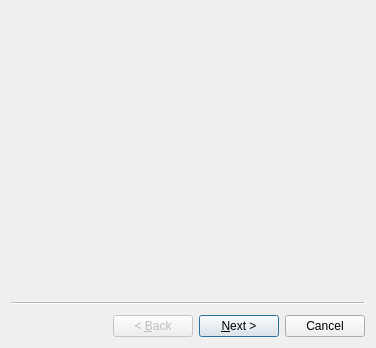
First picture: the form in newproject.ui, repository KDE/plasma-sdk, before the edit.
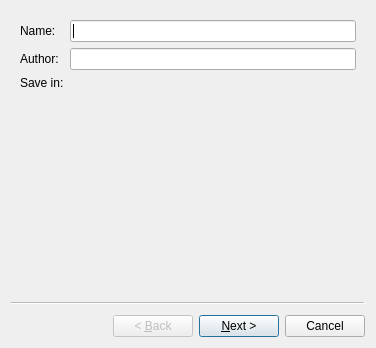
Second picture: the form after the edit. Custom widgets are drawn as their Qt base class.

Commit message: put some widgets in the ui. and with this, I'm done for today.

What changed in the file:
```diff
--- a/newproject.ui
+++ b/newproject.ui
@@ -13,9 +13,75 @@
   <property name="windowTitle">
    <string>Wizard</string>
   </property>
-  <widget class="QWizardPage" name="wizardPage1"/>
-  <widget class="QWizardPage" name="wizardPage2"/>
+  <widget class="QWizardPage" name="wizardPage1">
+   <layout class="QGridLayout" name="gridLayout">
+    <item row="0" column="0">
+     <layout class="QFormLayout" name="formLayout">
+      <item row="0" column="0">
+       <widget class="QLabel" name="label">
+        <property name="text">
+         <string>Name:</string>
+        </property>
+       </widget>
+      </item>
+      <item row="0" column="1">
+       <widget class="KLineEdit" name="klineedit_2"/>
+      </item>
+      <item row="1" column="0">
+       <widget class="QLabel" name="label_2">
+        <property name="text">
+         <string>Author:</string>
+        </property>
+       </widget>
+      </item>
+      <item row="1" column="1">
+       <widget class="KLineEdit" name="klineedit"/>
+      </item>
+      <item row="2" column="0">
+       <widget class="QLabel" name="label_3">
+        <property name="text">
+         <string>Save in:</string>
+        </property>
+       </widget>
+      </item>
+      <item row="2" column="1">
+       <widget class="KUrlRequester" name="kurlrequester"/>
+      </item>
+     </layout>
+    </item>
+   </layout>
+  </widget>
+  <widget class="QWizardPage" name="wizardPage2">
+   <widget class="QLabel" name="label_4">
+    <property name="geometry">
+     <rect>
+      <x>80</x>
+      <y>20</y>
+      <width>181</width>
+      <height>51</height>
+     </rect>
+    </property>
+    <property name="text">
+     <string>When you press &quot;Finish&quot;, the directory will be created with everything.</string>
+    </property>
+    <property name="wordWrap">
+     <bool>true</bool>
+    </property>
+   </widget>
+  </widget>
  </widget>
+ <customwidgets>
+  <customwidget>
+   <class>KLineEdit</class>
+   <extends>QLineEdit</extends>
+   <header>klineedit.h</header>
+  </customwidget>
+  <customwidget>
+   <class>KUrlRequester</class>
+   <extends>QFrame</extends>
+   <header>kurlrequester.h</header>
+  </customwidget>
+ </customwidgets>
  <resources/>
  <connections/>
 </ui>
```
